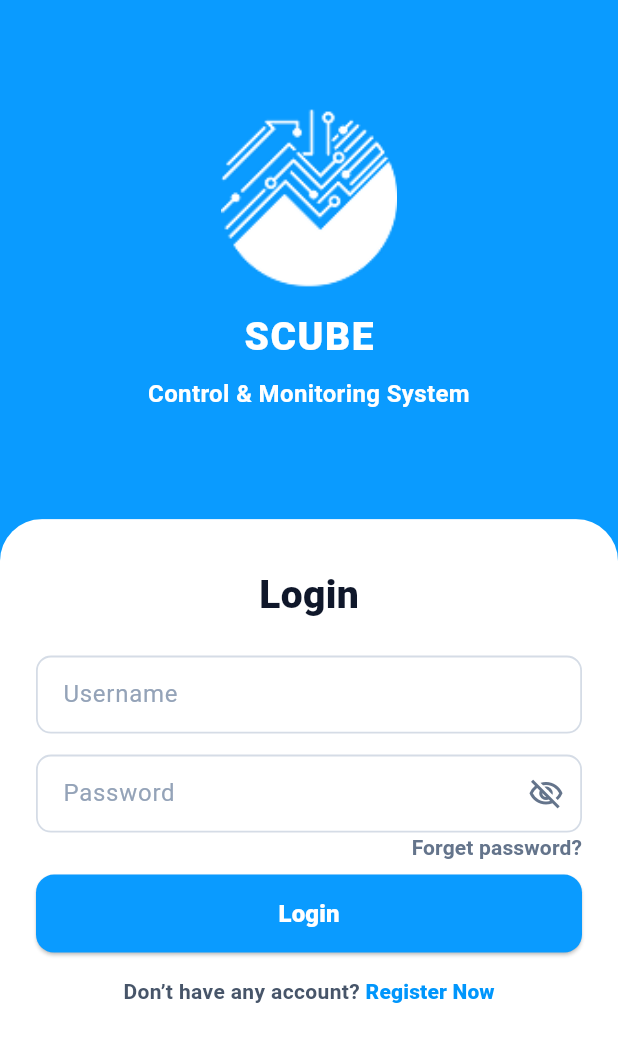
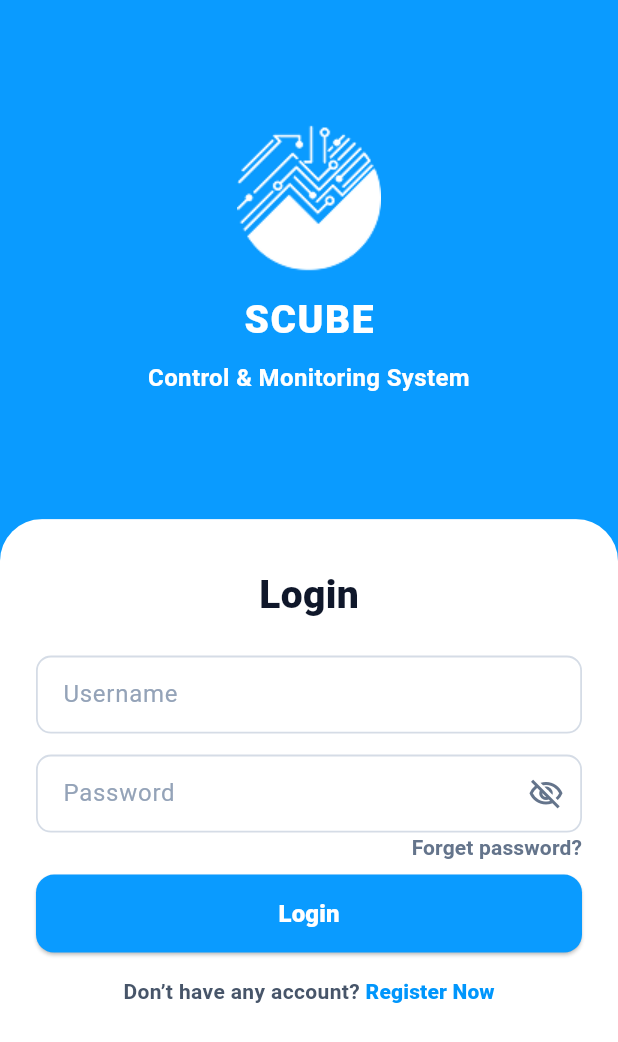
Before and after one commit to abusayed310278/scube, a Flutter app: the screen it shows after launch, on a phone screen of 412 x 824 dp. Shown: the top 1042 px of the screen. Run offline on Flutter 3.47's test engine with Material 3 defaults, Android fonts, the phone set to English and light mode, and no system bars; our stand-ins replace dartz, dio, flutter_secure_storage, image_picker, socket_io_client.

Commit message:
image fix size

```diff
--- a/lib/module/auth/ui/view/login_view.dart
+++ b/lib/module/auth/ui/view/login_view.dart
@@ -53,8 +53,8 @@ class _LoginScreenState extends State<LoginScreen> {
                   children: [
                     Image.asset(
                       Assets.appLogo,
-                      width: 120,
-                      height: 120,
+                      width: 96,
+                      height: 98,
                       fit: BoxFit.contain,
                     ),
                     const SizedBox(height: 14),
```
